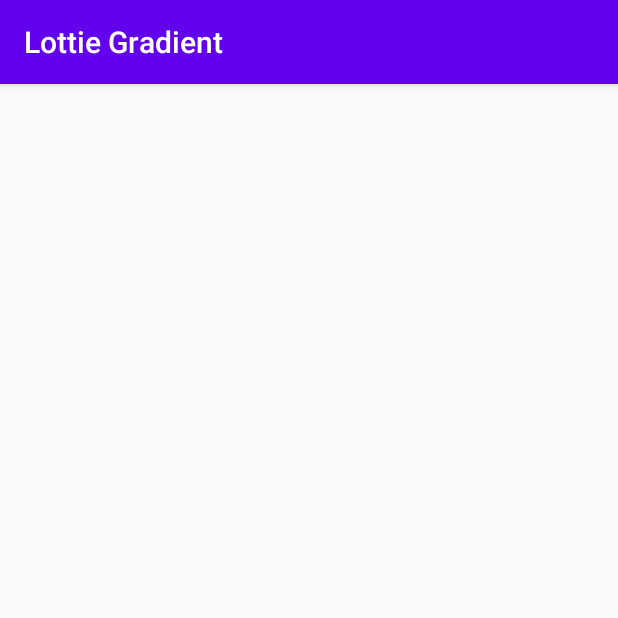
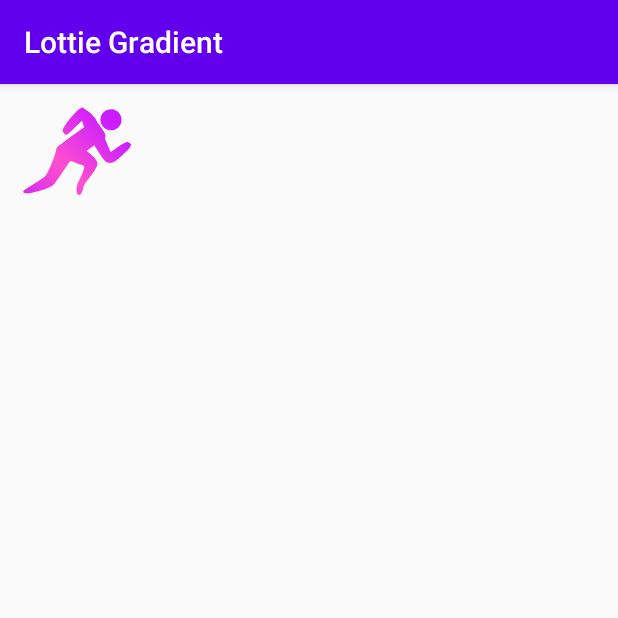
Before and after one commit to yasin-ashraf/Lottie-Gradient-Color-Sample, an Android app: the screen it shows after launch (MainActivity), on a phone screen of 412 x 824 dp, the top half of it. Run offline under Robolectric (Android 15) with nearby library versions, the phone set to English and light mode, and no system bars.

Commit message:
add custom view mplementation

```diff
--- /dev/null
+++ b/app/src/main/java/com/example/lottiegradient/customView/LottieView.kt
@@ -0,0 +1,66 @@
+package com.example.lottiegradient.customView
+
+import android.content.Context
+import android.graphics.Canvas
+import android.graphics.Color
+import android.util.AttributeSet
+import android.view.View
+import com.airbnb.lottie.LottieCompositionFactory
+import com.airbnb.lottie.LottieDrawable
+import com.airbnb.lottie.LottieProperty
+import com.airbnb.lottie.model.KeyPath
+import com.example.lottiegradient.R
+
+
+class LottieView : View {
+
+    private var lottieDrawable: LottieDrawable? = null
+
+    constructor(context: Context?) : super(context) {
+        init()
+    }
+
+    constructor(context: Context?, attrSet: AttributeSet?) : super(context, attrSet) {
+        init()
+    }
+
+    constructor(context: Context?, attrSet: AttributeSet?, defStyleAttr: Int) : super(
+        context,
+        attrSet,
+        defStyleAttr
+    ) {
+        init()
+    }
+
+    private fun init() {
+        val color1 = Color.parseColor("#FF4FCE")
+        val color2 = Color.parseColor("#C91CFF")
+
+        lottieDrawable = LottieDrawable()
+        lottieDrawable.let {
+            it?.callback = this
+            it?.repeatCount = LottieDrawable.INFINITE
+            it?.addAnimatorUpdateListener { invalidate() }
+            it?.addValueCallback(
+                KeyPath("Shape Layer 1", "Rectangle 1", "Gradient Fill 1"),
+                LottieProperty.GRADIENT_COLOR,
+                {
+                    arrayOf(color2, color1, color2)
+                })
+
+        }
+        LottieCompositionFactory.fromRawRes(
+            context.applicationContext,
+            R.raw.single_gr
+        ).addListener {
+            lottieDrawable!!.composition = it
+        }
+        lottieDrawable!!.start()
+
+    }
+
+    override fun onDraw(canvas: Canvas) {
+        super.onDraw(canvas)
+        lottieDrawable!!.draw(canvas)
+    }
+}
--- a/app/src/main/res/layout/activity_main.xml
+++ b/app/src/main/res/layout/activity_main.xml
@@ -13,4 +13,10 @@
         app:lottie_rawRes="@raw/strides_v2_gradiant"
         />
 
+    <com.example.lottiegradient.customView.LottieView
+        android:layout_width="200dp"
+        android:layout_height="200dp"
+        app:layout_constraintStart_toStartOf="parent"
+        app:layout_constraintTop_toTopOf="parent"/>
+
 </androidx.constraintlayout.widget.ConstraintLayout>
```
